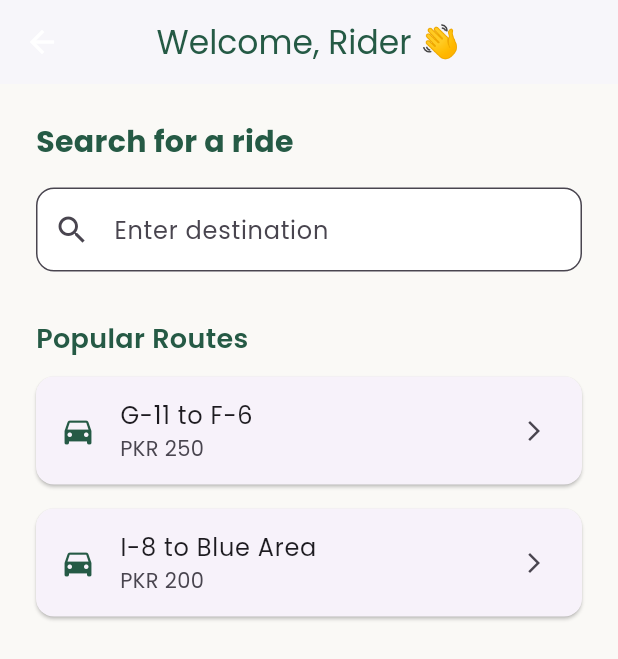
After one commit to alibassam24/Carpool, a Flutter app: the RiderHomeScreen screen opened directly, on a phone screen of 412 x 824 dp. The commit adds this screen. Shown: the top 659 px of the screen. Run offline on Flutter 3.47's test engine with Material 3 defaults, Android fonts, the light colour scheme and no system bars; our stand-ins replace get, google_fonts, shared_preferences; accounts and stored records are empty.

Commit message:
rider screen

```diff
--- a/lib/screens/auth/choose_role_screen.dart
+++ b/lib/screens/auth/choose_role_screen.dart
@@ -1,4 +1,5 @@
 import 'dart:math';
+import 'package:carpool_connect/screens/rider/rider_home_screen.dart';
 import 'package:flutter/material.dart';
 import 'package:get/get.dart';
 
@@ -63,14 +64,28 @@ class _ChooseRoleScreenState extends State<ChooseRoleScreen> with TickerProvider
     super.dispose();
   }
 
+   void _continue() {
+  if (_selectedRole != null) {
+    if (_selectedRole == "rider") {
+      Get.to(() => const RiderHomeScreen());
+    } else if (_selectedRole == "carpooler") {
+      // Will implement next
+    }
+  }
+
+
+
+/*
   void _continue() {
     if (_selectedRole != null) {
       // TODO: Save selected role using GetX
       // Example:
       // final authController = Get.find<AuthController>();
       // authController.setRole(_selectedRole);
+
       Get.toNamed('/home');
     }
+     */
   }
 
   Widget _buildRoleCard({
--- /dev/null
+++ b/lib/screens/rider/rider_home_screen.dart
@@ -0,0 +1,92 @@
+import 'package:flutter/material.dart';
+
+class RiderHomeScreen extends StatelessWidget {
+  const RiderHomeScreen({super.key});
+
+  @override
+  Widget build(BuildContext context) {
+    return Scaffold(
+      backgroundColor: const Color(0xFFFAF9F6),
+      appBar: AppBar(
+        backgroundColor: Colors.white,
+        elevation: 1,
+        title: const Text(
+          'Welcome, Rider 👋',
+          style: TextStyle(color: Color(0xFF255A45)),
+        ),
+        centerTitle: true,
+      ),
+      body: Padding(
+        padding: const EdgeInsets.all(24.0),
+        child: Column(
+          crossAxisAlignment: CrossAxisAlignment.start,
+          children: [
+            const Text(
+              "Search for a ride",
+              style: TextStyle(
+                fontSize: 20,
+                fontWeight: FontWeight.bold,
+                color: Color(0xFF255A45),
+              ),
+            ),
+            const SizedBox(height: 16),
+            TextField(
+              decoration: InputDecoration(
+                hintText: 'Enter destination',
+                filled: true,
+                fillColor: Colors.white,
+                prefixIcon: const Icon(Icons.search),
+                border: OutlineInputBorder(
+                  borderRadius: BorderRadius.circular(12),
+                  borderSide: const BorderSide(color: Colors.grey),
+                ),
+              ),
+            ),
+            const SizedBox(height: 32),
+            const Text(
+              "Popular Routes",
+              style: TextStyle(
+                fontSize: 18,
+                fontWeight: FontWeight.w600,
+                color: Color(0xFF255A45),
+              ),
+            ),
+            const SizedBox(height: 12),
+            Expanded(
+              child: ListView(
+                children: const [
+                  RideCard(route: "G-11 to F-6", price: "PKR 250"),
+                  RideCard(route: "I-8 to Blue Area", price: "PKR 200"),
+                ],
+              ),
+            )
+          ],
+        ),
+      ),
+    );
+  }
+}
+
+class RideCard extends StatelessWidget {
+  final String route;
+  final String price;
+
+  const RideCard({super.key, required this.route, required this.price});
+
+  @override
+  Widget build(BuildContext context) {
+    return Card(
+      margin: const EdgeInsets.only(bottom: 16),
+      shape: RoundedRectangleBorder(borderRadius: BorderRadius.circular(12)),
+      child: ListTile(
+        leading: const Icon(Icons.directions_car, color: Color(0xFF255A45)),
+        title: Text(route),
+        subtitle: Text(price),
+        trailing: const Icon(Icons.arrow_forward_ios, size: 16),
+        onTap: () {
+          // TODO: Navigate to ride details
+        },
+      ),
+    );
+  }
+}
```
